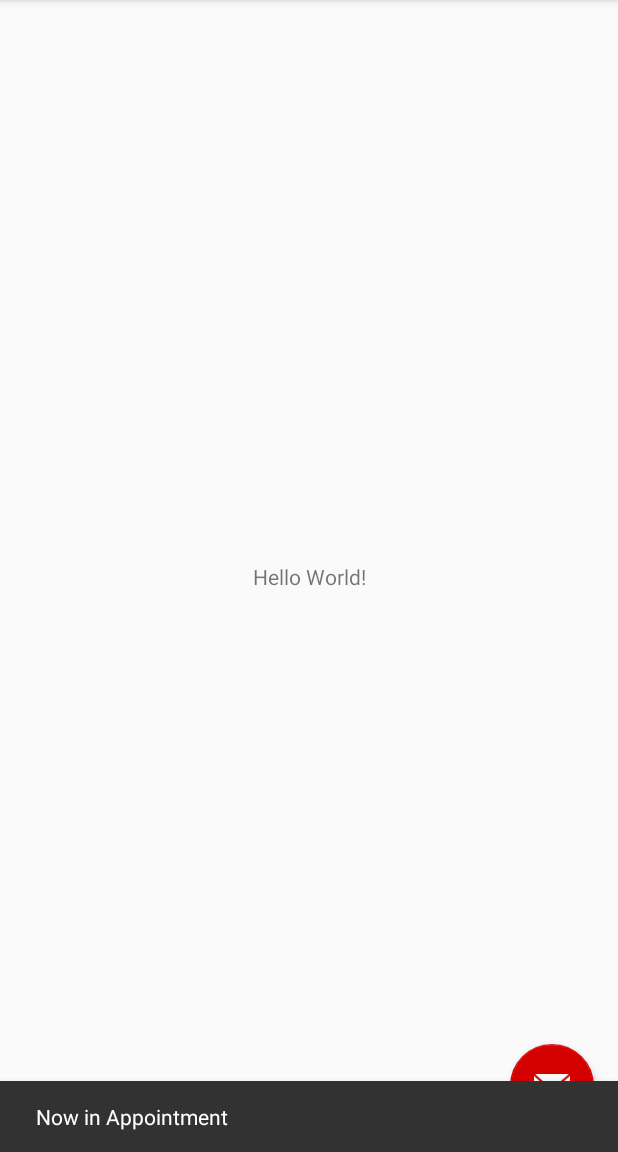
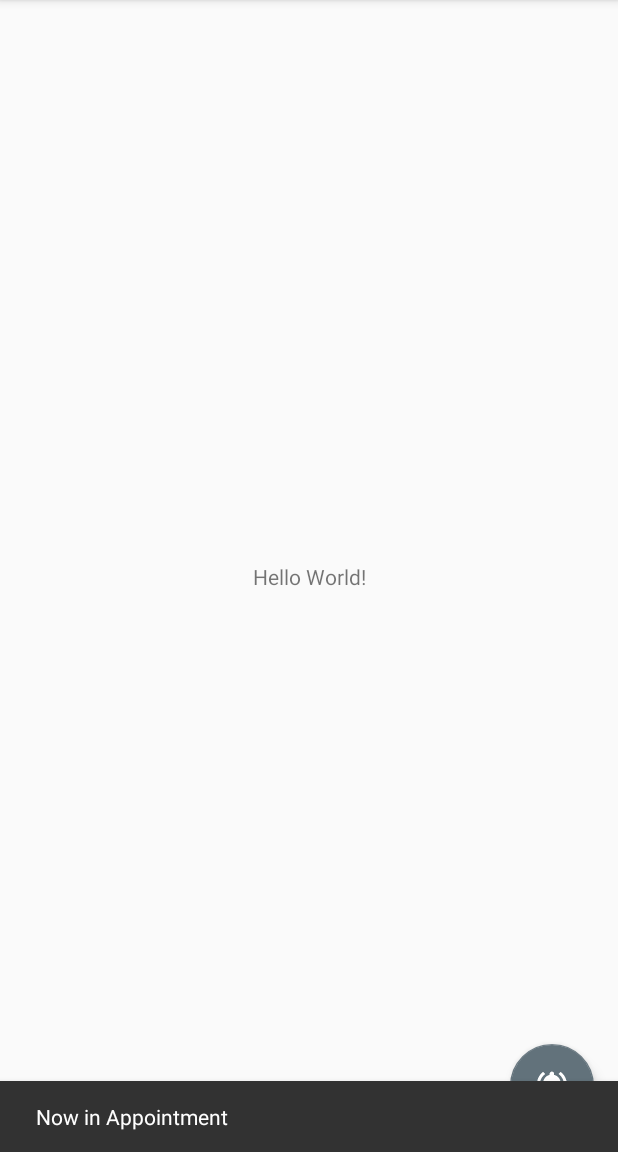
Before and after one commit to Anraza-Valtieri/2105-Mobile, an Android app: the screen it shows after launch (MainActivity), in the side drawer, after a tap on "Appointments", on a phone screen of 412 x 824 dp, the part 84-1236 px from its top. Run offline under Robolectric (Android 15) with nearby library versions, the phone set to English and light mode, and no system bars.

Commit message:
Changed FAB icon color

```diff
--- a/app/src/main/res/layout/app_bar_main.xml
+++ b/app/src/main/res/layout/app_bar_main.xml
@@ -28,6 +28,7 @@
         android:layout_height="wrap_content"
         android:layout_gravity="bottom|end"
         android:layout_margin="@dimen/fab_margin"
-        app:srcCompat="@android:drawable/ic_dialog_email" />
+        app:backgroundTint="@color/colorPrimaryLight"
+        app:srcCompat="@drawable/ic_notifications_active_white_48dp" />
 
 </android.support.design.widget.CoordinatorLayout>
```
